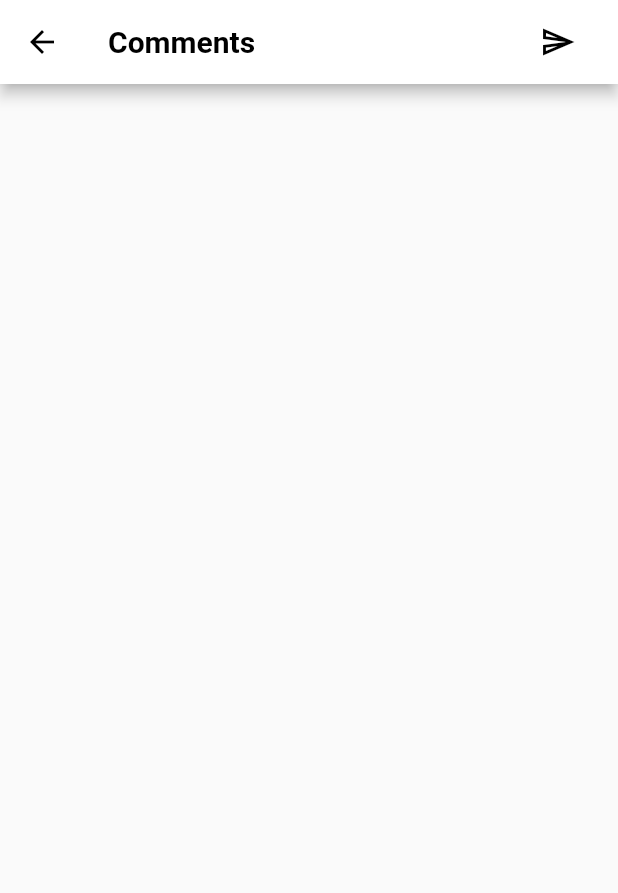
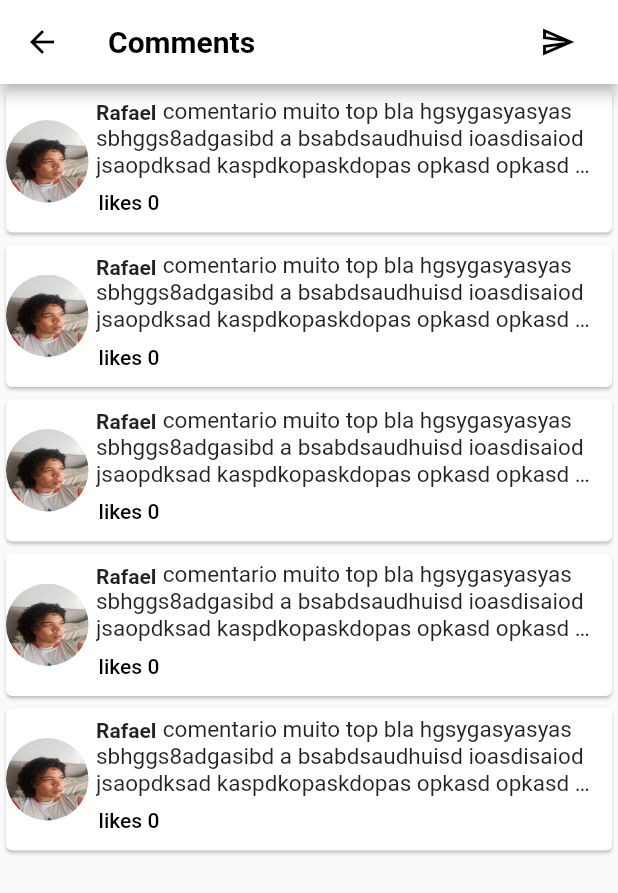
Before and after one commit to RafaelDerevtsoff/Instagram_copy, a Flutter app: the screen it shows after launch, after a tap on the "chat" icon, on a phone screen of 412 x 824 dp. Shown: the top 893 px of the screen. Run offline on Flutter 3.47's test engine with Material 2 defaults, Android fonts, the phone set to English and light mode, and no system bars; network calls fail.

```diff
--- a/lib/components/comment_item.dart
+++ b/lib/components/comment_item.dart
@@ -1,14 +1,106 @@
+import 'package:auto_size_text/auto_size_text.dart';
 import 'package:flutter/material.dart';
+import 'package:instagram_copy/components/ProfilePhoto.dart';
 import 'package:instagram_copy/dtos/Comment.dart';
 
 class CommentItem extends StatefulWidget {
-   CommentItem({Key? key}) : super(key: key);
-  final List<Comment> comments = [];
+  CommentItem({Key? key, required this.comment}) : super(key: key);
+  Comment comment;
+
   @override
   State<CommentItem> createState() => _CommentItemState();
 }
 
 class _CommentItemState extends State<CommentItem> {
+  _calculatePaddingLike(){
+
+  }
+  @override
+  Widget build(BuildContext context) {
+    return Card(
+      child: Padding(
+        padding: const EdgeInsets.fromLTRB(0, 5, 0, 5),
+        child: Row(
+          children: [
+            Padding(
+              padding: const EdgeInsets.fromLTRB(0, 5, 0, 5),
+              child: ProfilePhoto(
+                  profilePhotoPath: widget.comment.profilePhotoPath,
+                  width: 55,
+                  height: 55),
+            ),
+            Stack(
+              children: [
+                Padding(
+                  padding: EdgeInsets.fromLTRB(5, 0, 0, 10),
+                  child: SizedBox(
+                    width: MediaQuery.of(context).size.width - 80,
+                    child: AutoSizeText(
+                      "            ${widget.comment.comment}",
+                      wrapWords: false,
+                      style: const TextStyle(fontSize: 15),
+                      maxLines: 3,
+                      overflow: TextOverflow.ellipsis,
+                      presetFontSizes: const [15],
+                    ),
+                  ),
+                ),
+                Row(
+                  children: [
+                    InkWell(
+                      splashColor: Colors.transparent,
+                      onTap: () => Future.microtask(() => Navigator.push(context, MaterialPageRoute(builder: (context)=> (username: widget.comment.username)))),
+                      child: Padding(
+                        padding: const EdgeInsets.fromLTRB(5, 2, 0, 0),
+                        child: Text(
+                          widget.comment.username,
+                          style: const TextStyle(fontWeight: FontWeight.bold),
+                        ),
+                      ),
+                    ),
+                  ],
+                ),
+                Padding(
+                  padding: const EdgeInsets.fromLTRB(2, 55, 0, 0),
+                  child: Row(
+                    mainAxisSize: MainAxisSize.min,
+                    children: [
+                      TextButton(
+                        style: TextButton.styleFrom(
+                           backgroundColor: Colors.transparent,
+                          surfaceTintColor: Colors.transparent,
+                            primary: Colors.white,
+                            padding: EdgeInsets.zero,
+                            minimumSize: Size(50, 30),
+                            tapTargetSize: MaterialTapTargetSize.shrinkWrap,
+                            alignment: Alignment.center),
+                        child: Text(
+                          "likes ${widget.comment.likeCount}",
+                          style: const TextStyle(color: Colors.black),
+                        ),
+                        onPressed: () =>
+                            setState(() => widget.comment.likeCount++),
+                      ),
+                    ],
+                  ),
+                )
+              ],
+            ),
+          ],
+        ),
+      ),
+    );
+  }
+}
+
+class ProfilePage extends StatefulWidget {
+  const ProfilePage({Key? key, required this.username}) : super(key: key);
+  final String username;
+  @override
+  State<ProfilePage> createState() => _ProfilePageState();
+}
+
+class _ProfilePageState extends State<ProfilePage> {
   @override
   Widget build(BuildContext context) {
     return Container();
--- a/lib/components/post_Item.dart
+++ b/lib/components/post_Item.dart
@@ -101,7 +101,7 @@ class _PostItemState extends State<PostItem> {
                   icon: const Icon(Icons.chat),
                   onPressed: () {
                     setState((){
-                      Navigator.push(context, MaterialPageRoute(builder: (context) => const CommentSection()));
+                      Future.microtask(() => Navigator.push(context, MaterialPageRoute(builder: (context) => const CommentSection())));
                     });
                   },
                   color: Colors.black,
--- a/lib/dtos/Comment.dart
+++ b/lib/dtos/Comment.dart
@@ -1,9 +1,12 @@
 
 
 class Comment{
+  final int id;
   final String username;
   final String profilePhotoPath;
+  final String comment;
+  int likeCount = 0;
 
-  Comment(this.username, this.profilePhotoPath);
+  Comment(this.username, this.profilePhotoPath, this.id, this.comment);
 
 }
--- a/lib/screens/comments.dart
+++ b/lib/screens/comments.dart
@@ -1,5 +1,6 @@
 import 'package:flutter/material.dart';
 import 'package:instagram_copy/components/comment_item.dart';
+import 'package:instagram_copy/dtos/Comment.dart';
 
 class CommentSection extends StatefulWidget {
   const CommentSection({Key? key}) : super(key: key);
@@ -39,7 +40,7 @@ class _CommentSectionState extends State<CommentSection> {
           physics: const BouncingScrollPhysics(),
           shrinkWrap: true,
           itemBuilder: (BuildContext context, int index) {
-            return  CommentItem();
+            return  CommentItem(comment: Comment("Rafael","assets/images/profile.jpg",1,"comentario muito top bla hgsygasyasyas sbhggs8adgasibd a bsabdsaudhuisd ioasdisaiod jsaopdksad kaspdkopaskdopas opkasd opkasd opkasodk as kdasopd askopsak jsauhsuhsauhshua ashuashushuhsuhua ashusha"),);
           },
         ),
       ),
--- a/pubspec.yaml
+++ b/pubspec.yaml
@@ -33,6 +33,7 @@ dependencies:
   # The following adds the Cupertino Icons font to your application.
   # Use with the CupertinoIcons class for iOS style icons.
   cupertino_icons: ^1.0.2
+  auto_size_text: ^3.0.0
 
 
 dev_dependencies:
```
Also changed, not shown: pubspec.lock.
